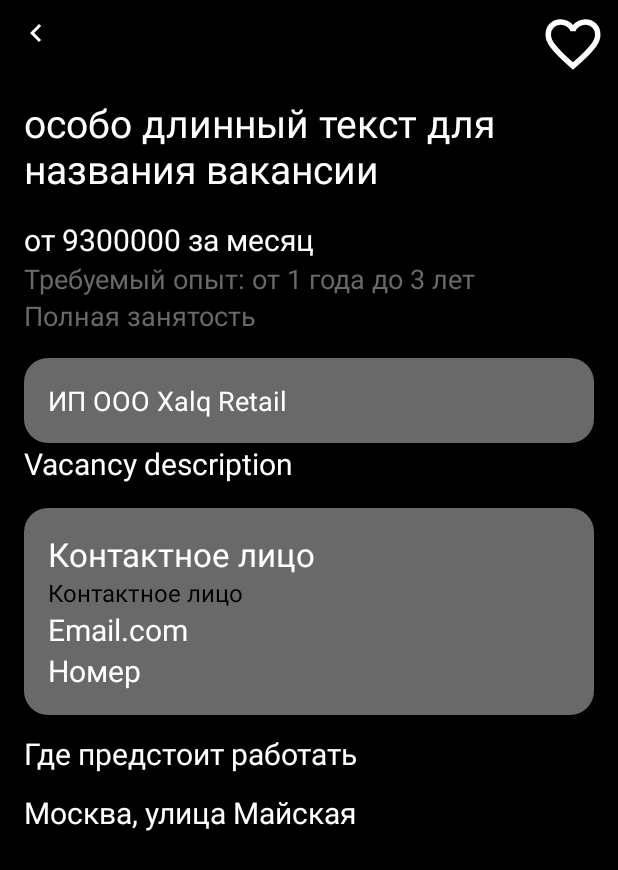
After one commit to IlnazNsrv/HH, an Android app: the layout fragment_vacancy_details.xml on its own in the app's theme, with its tools: preview values and no code run, on a phone screen of 412 x 824 dp. The commit adds this screen. Shown: the top 870 px of the screen. Run offline under Robolectric (Android 15) with nearby library versions, the phone set to English and light mode, and no system bars.

Commit message:
Vacancy details fragment created

```diff
--- a/app/src/main/java/com/example/hh/loadvacancies/data/VacanciesRepository.kt
+++ b/app/src/main/java/com/example/hh/loadvacancies/data/VacanciesRepository.kt
@@ -128,7 +128,7 @@ interface VacanciesRepository {
                             VacancyCloud(
                                 it.vacancy.id,
                                 it.vacancy.name,
-                                Area(it.vacancy.id, it.vacancy.name),
+                                Area(it.vacancy.area.id, it.vacancy.area.name),
                                 createProperties.createSalary(it.vacancy.salary),
                                 createProperties.createAddress(it.vacancy.address),
                                 createProperties.createEmployer(it.vacancy.employer),
--- a/app/src/main/java/com/example/hh/main/presentation/VacancyUi.kt
+++ b/app/src/main/java/com/example/hh/main/presentation/VacancyUi.kt
@@ -31,11 +31,10 @@ interface VacancyUi : ItemsUi {
         override fun show(binding: ItemVacancyBinding) {
             binding.vacancyTitle.text = vacancyCloud.name
             setSalary(binding)
-            binding.city.text = vacancyCloud.area.name
             binding.companyName.text = vacancyCloud.employer.name
             binding.experience.text = setExperience(vacancyCloud.experience)
             setFavorite(binding)
-
+            binding.city.text = vacancyCloud.area.name
 
             binding.respondButton.apply {
                 if (vacancyCloud.type.id == "closed") {
--- a/app/src/main/res/drawable/ic_favorite.xml
+++ b/app/src/main/res/drawable/ic_favorite.xml
@@ -2,10 +2,10 @@
 <vector xmlns:android="http://schemas.android.com/apk/res/android"
     android:width="24dp"
     android:height="24dp"
-    android:tint="?attr/colorControlNormal"
+    android:tint="@color/white"
     android:viewportWidth="960"
     android:viewportHeight="960">
     <path
-        android:fillColor="@android:color/white"
+        android:fillColor="@color/red"
         android:pathData="M480,840L422,788Q321,697 255,631Q189,565 150,512.5Q111,460 95.5,416Q80,372 80,326Q80,232 143,169Q206,106 300,106Q352,106 399,128Q446,150 480,190Q514,150 561,128Q608,106 660,106Q754,106 817,169Q880,232 880,326Q880,372 864.5,416Q849,460 810,512.5Q771,565 705,631Q639,697 538,788L480,840ZM480,732Q576,646 638,584.5Q700,523 736,477.5Q772,432 786,396.5Q800,361 800,326Q800,266 760,226Q720,186 660,186Q613,186 573,212.5Q533,239 518,280L518,280L442,280L442,280Q427,239 387,212.5Q347,186 300,186Q240,186 200,226Q160,266 160,326Q160,361 174,396.5Q188,432 224,477.5Q260,523 322,584.5Q384,646 480,732ZM480,459Q480,459 480,459Q480,459 480,459Q480,459 480,459Q480,459 480,459Q480,459 480,459Q480,459 480,459Q480,459 480,459Q480,459 480,459L480,459L480,459L480,459Q480,459 480,459Q480,459 480,459Q480,459 480,459Q480,459 480,459Q480,459 480,459Q480,459 480,459Q480,459 480,459Q480,459 480,459Z" />
 </vector>
--- a/app/src/main/res/drawable/ic_favorite_clicked.xml
+++ b/app/src/main/res/drawable/ic_favorite_clicked.xml
@@ -2,7 +2,7 @@
 <vector xmlns:android="http://schemas.android.com/apk/res/android"
     android:width="24dp"
     android:height="24dp"
-    android:tint="?attr/colorControlNormal"
+    android:tint="@color/red"
     android:viewportWidth="960"
     android:viewportHeight="960">
     <path
--- /dev/null
+++ b/app/src/main/res/layout/fragment_vacancy_details.xml
@@ -0,0 +1,205 @@
+<?xml version="1.0" encoding="utf-8"?>
+<androidx.constraintlayout.widget.ConstraintLayout xmlns:android="http://schemas.android.com/apk/res/android"
+    xmlns:app="http://schemas.android.com/apk/res-auto"
+    android:layout_width="match_parent"
+    android:layout_height="match_parent"
+    xmlns:tools="http://schemas.android.com/tools"
+    android:background="@color/black">
+
+    <ImageButton
+        android:id="@+id/backButton"
+        android:layout_width="wrap_content"
+        android:layout_height="wrap_content"
+        android:backgroundTint="@android:color/transparent"
+        android:src="@drawable/ic_back_button"
+        app:layout_constraintStart_toStartOf="parent"
+        app:layout_constraintTop_toTopOf="parent"/>
+
+    <ImageButton
+        android:id="@+id/favoriteButton"
+        android:layout_width="44dp"
+        android:layout_height="44dp"
+        android:layout_gravity="end"
+        android:layout_marginTop="8dp"
+        android:layout_marginEnd="8dp"
+        android:background="@drawable/ic_favorite"
+        app:layout_constraintTop_toTopOf="parent"
+        app:layout_constraintEnd_toEndOf="parent"/>
+
+    <ScrollView
+        android:layout_width="match_parent"
+        android:layout_height="match_parent">
+
+        <androidx.constraintlayout.widget.ConstraintLayout
+            android:layout_width="match_parent"
+            android:layout_height="wrap_content">
+
+            <TextView
+                android:id="@+id/vacancyName"
+                android:layout_width="match_parent"
+                android:layout_height="wrap_content"
+                android:layout_marginTop="48dp"
+                android:textColor="@color/white"
+                android:padding="16dp"
+                android:textSize="26sp"
+                app:layout_constraintEnd_toEndOf="parent"
+                app:layout_constraintHorizontal_bias="0.0"
+                app:layout_constraintStart_toStartOf="parent"
+                app:layout_constraintTop_toTopOf="parent"
+                tools:text="особо длинный текст для названия вакансии" />
+
+            <TextView
+                android:id="@+id/salary"
+                android:layout_width="match_parent"
+                android:layout_height="wrap_content"
+                android:textColor="@color/white"
+                android:paddingHorizontal="16dp"
+                android:textSize="20sp"
+                tools:text="от 9300000 за месяц"
+                app:layout_constraintTop_toBottomOf="@+id/vacancyName"
+                app:layout_constraintStart_toStartOf="parent"/>
+
+            <TextView
+                android:id="@+id/experience"
+                android:layout_width="match_parent"
+                android:layout_height="wrap_content"
+                android:textColor="@color/dimGray"
+                tools:text="Требуемый опыт: от 1 года до 3 лет"
+                android:paddingHorizontal="16dp"
+                android:textSize="18sp"
+                app:layout_constraintTop_toBottomOf="@+id/salary"
+                app:layout_constraintStart_toStartOf="parent"/>
+
+            <TextView
+                android:id="@+id/schedule"
+                android:layout_width="match_parent"
+                android:layout_height="wrap_content"
+                android:textColor="@color/dimGray"
+                tools:text="Полная занятость"
+                android:paddingHorizontal="16dp"
+                android:textSize="18sp"
+                app:layout_constraintTop_toBottomOf="@+id/experience"
+                app:layout_constraintStart_toStartOf="parent"/>
+
+            <LinearLayout
+                android:id="@+id/topLayout"
+                android:orientation="horizontal"
+                android:background="@drawable/rounded_background"
+                android:layout_width="match_parent"
+                android:layout_height="wrap_content"
+                android:layout_margin="16dp"
+                android:padding="16dp"
+                app:layout_constraintTop_toBottomOf="@+id/schedule"
+                app:layout_constraintStart_toStartOf="parent">
+
+                <TextView
+                    android:id="@+id/companyName"
+                    android:layout_width="0dp"
+                    android:layout_weight="1"
+                    android:layout_height="wrap_content"
+                    android:textColor="@color/white"
+                    tools:text="ИП ООО Xalq Retail"
+                    android:textSize="18sp"/>
+
+                <ImageView
+                    android:layout_width="wrap_content"
+                    android:layout_height="wrap_content"
+                    android:visibility="gone"
+                    android:contentDescription="company image"
+                    tools:src="@mipmap/ic_launcher" />
+
+            </LinearLayout>
+
+            <TextView
+                android:id="@+id/vacancyDescription"
+                android:layout_width="match_parent"
+                android:layout_height="wrap_content"
+                android:textColor="@color/white"
+                android:textSize="20sp"
+                android:paddingHorizontal="16dp"
+                tools:text="Vacancy description"
+                app:layout_constraintTop_toBottomOf="@+id/topLayout"
+                app:layout_constraintStart_toStartOf="parent"/>
+
+            <TextView
+                android:id="@+id/professionalRolesTextView"
+                android:layout_width="match_parent"
+                android:layout_height="wrap_content"
+                android:textColor="@color/white"
+                android:textSize="20sp"
+                android:visibility="gone"
+                android:padding="16dp"
+                app:layout_constraintStart_toStartOf="parent"
+                app:layout_constraintTop_toBottomOf="@+id/vacancyDescription"
+                tools:text="Ключевые навыки" />
+
+            <LinearLayout
+                android:id="@+id/contactsLayout"
+                android:orientation="vertical"
+                android:background="@drawable/rounded_background"
+                android:layout_width="match_parent"
+                android:layout_height="wrap_content"
+                android:layout_margin="16dp"
+                android:padding="16dp"
+                app:layout_constraintTop_toBottomOf="@+id/professionalRolesTextView"
+                app:layout_constraintStart_toStartOf="parent">
+
+                <TextView
+                    android:id="@+id/contactName"
+                    android:layout_width="wrap_content"
+                    android:layout_height="wrap_content"
+                    android:textColor="@color/white"
+                    tools:text="Контактное лицо"
+                    android:textSize="22sp"/>
+                <TextView
+                    android:layout_width="wrap_content"
+                    android:layout_height="wrap_content"
+                    android:textColor="@color/black"
+                    tools:text="Контактное лицо"
+                    android:textSize="16sp"/>
+
+                <TextView
+                    android:id="@+id/contactEmail"
+                    android:layout_width="wrap_content"
+                    android:layout_height="wrap_content"
+                    android:textColor="@color/white"
+                    tools:text="Email.com"
+                    android:textSize="20sp"/>
+
+                <TextView
+                    android:id="@+id/contactNumber"
+                    android:layout_width="wrap_content"
+                    android:layout_height="wrap_content"
+                    android:textColor="@color/white"
+                    tools:text="Номер"
+                    android:textSize="20sp"/>
+
+            </LinearLayout>
+
+            <TextView
+                android:id="@+id/areaTextView"
+                android:layout_width="match_parent"
+                android:layout_height="wrap_content"
+                android:textColor="@color/white"
+                android:textSize="20sp"
+                android:paddingTop="12dp"
+                android:text="Где предстоит работать"
+                android:paddingHorizontal="16dp"
+                app:layout_constraintTop_toBottomOf="@+id/contactsLayout"
+                app:layout_constraintStart_toStartOf="parent"/>
+
+            <TextView
+                android:id="@+id/areaInformation"
+                android:layout_width="match_parent"
+                android:layout_height="wrap_content"
+                android:textColor="@color/white"
+                android:textSize="20sp"
+                android:paddingTop="12dp"
+                tools:text="Москва, улица Майская"
+                android:paddingHorizontal="16dp"
+                app:layout_constraintTop_toBottomOf="@+id/areaTextView"
+                app:layout_constraintStart_toStartOf="parent"/>
+
+        </androidx.constraintlayout.widget.ConstraintLayout>
+    </ScrollView>
+</androidx.constraintlayout.widget.ConstraintLayout>
--- a/app/src/main/res/layout/item_vacancy.xml
+++ b/app/src/main/res/layout/item_vacancy.xml
@@ -16,30 +16,27 @@
 
         <TextView
             android:id="@+id/vacancyTitle"
-            android:layout_width="wrap_content"
-            android:layout_height="match_parent"
+            android:layout_width="0dp"
+            android:layout_height="wrap_content"
             android:layout_gravity="center_horizontal"
             android:layout_weight="2"
-            android:gravity="center|end"
+            android:paddingEnd="16dp"
+            android:gravity="center"
             android:textSize="20sp"
             android:textColor="@color/white"
             tools:text="vacancy title" />
 
-        <Space
-            android:layout_width="0dp"
-            android:layout_weight="1"
-            android:layout_height="match_parent"/>
 
-        <Button
+        <ImageButton
             android:id="@+id/favoriteButton"
-            android:layout_width="56dp"
-            android:layout_height="wrap_content"
+            android:layout_width="44dp"
+            android:layout_height="44dp"
             android:layout_gravity="end"
+            android:paddingEnd="16dp"
+            android:paddingStart="16dp"
             android:layout_marginTop="8dp"
             android:layout_marginEnd="8dp"
-            android:background="@drawable/ic_favorite"
-            android:backgroundTint="@color/white"
-            android:textColorLink="@color/white" />
+            android:background="@drawable/ic_favorite" />
 
     </LinearLayout>
 
```
